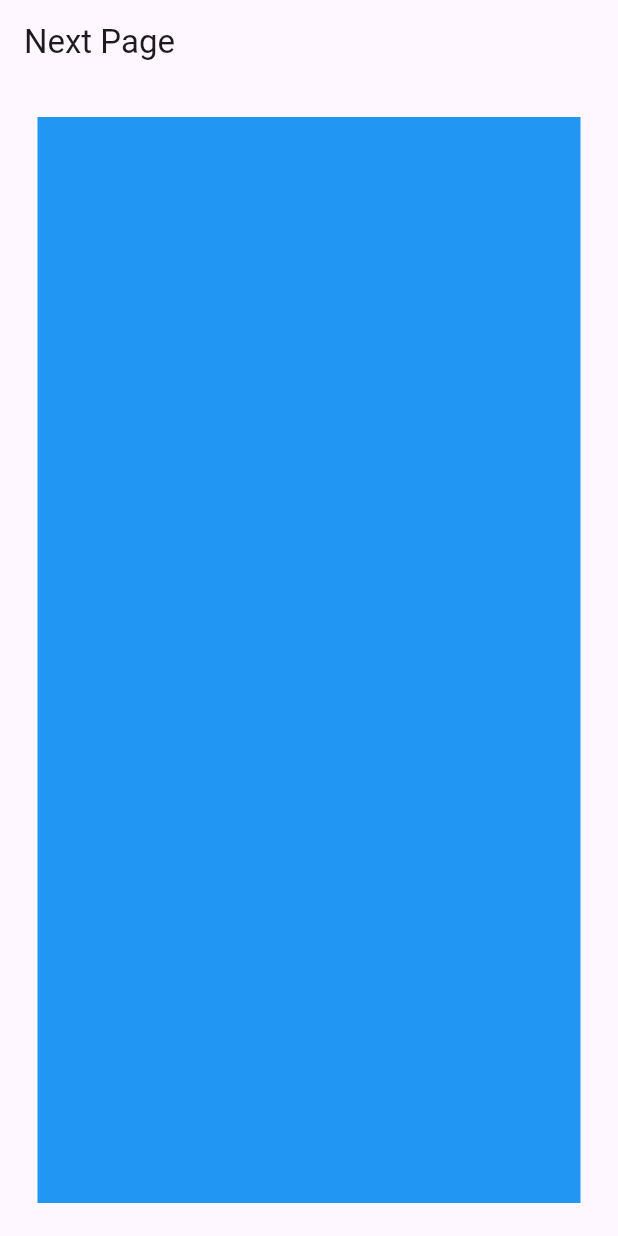
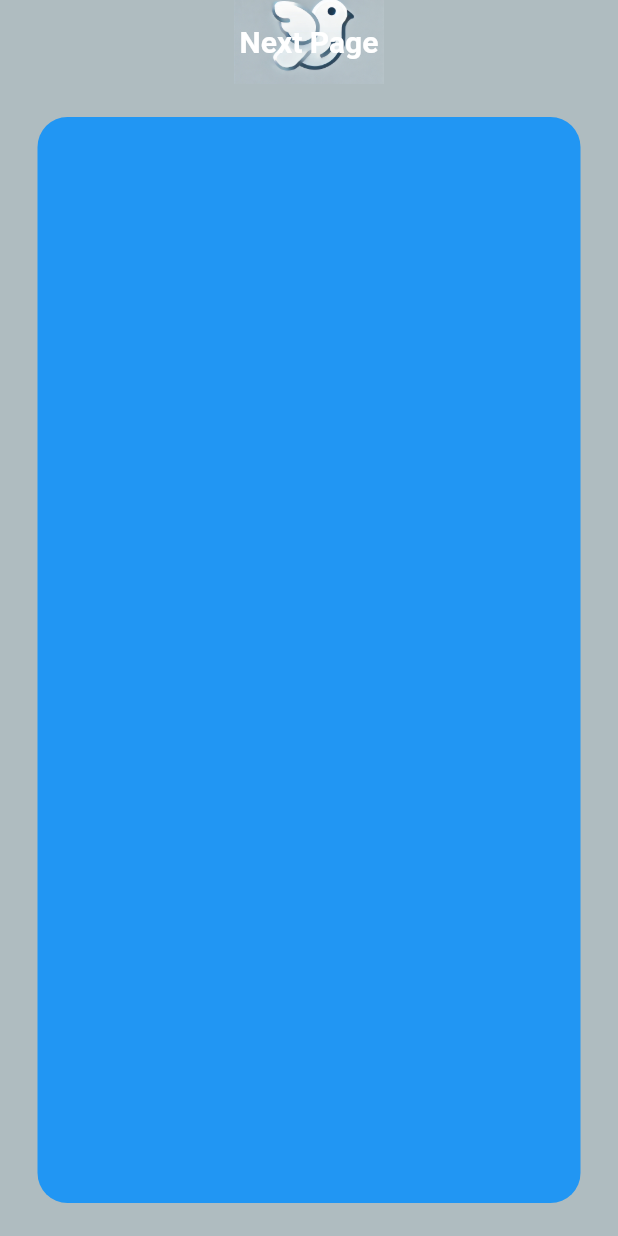
Before and after one commit to davidshxm/misinfo_app, a Flutter app: the screen it shows after launch, on a phone screen of 412 x 824 dp. Run offline on Flutter 3.47's test engine with Material 3 defaults, Android fonts, the phone set to English and light mode, and no system bars.

Commit message:
Changed some front end

```diff
--- a/lib/main.dart
+++ b/lib/main.dart
@@ -11,7 +11,7 @@
     return MaterialApp(
       title: 'Flutter Demo',
       theme: ThemeData(
-        primarySwatch: Colors.blue,
+
       ),
       home: LoadingPage(),
     );
@@ -63,13 +63,42 @@
 
     return Scaffold(
       appBar: AppBar(
-        title: Text('Next Page'),
+        backgroundColor: Color(0xffafbcc0),
+        title: Center(
+          child: Container(
+            width: 100,
+            height: 100,
+            decoration: BoxDecoration(
+              image: DecorationImage(
+                image: AssetImage("assets/logo.png"), // Ensure the path is correct
+                fit: BoxFit.cover,
+              ),
+            ),
+            child: Center(
+              child: Text(
+                'Next Page',
+                style: TextStyle(
+                  color: Colors.white,
+                  fontSize: 20,
+                  fontWeight: FontWeight.bold,
+                ),
+              ),
+            ),
+          ),
+        ),
       ),
-      body: Center(
-        child: Container(
-          width: size.width - 50,
-          height: size.height - 100,
-          color: Colors.blue,
+      body: Container(
+        color: Color(0xffafbcc0), // Set the background color here
+        child: Center(
+          child: Container(
+            decoration: BoxDecoration(
+              borderRadius: BorderRadius.all(Radius.circular(20)),
+              color: Colors.blue,
+            ),
+            width: size.width - 50,
+            height: size.height - 100,
+
+          ),
         ),
       ),
     );
--- a/pubspec.yaml
+++ b/pubspec.yaml
@@ -52,6 +52,8 @@ dev_dependencies:
 
 # The following section is specific to Flutter packages.
 flutter:
+  assets:
+    - assets/logo.png
 
   # The following line ensures that the Material Icons font is
   # included with your application, so that you can use the icons in
```
Also changed, not shown: assets/logo.png (added).
